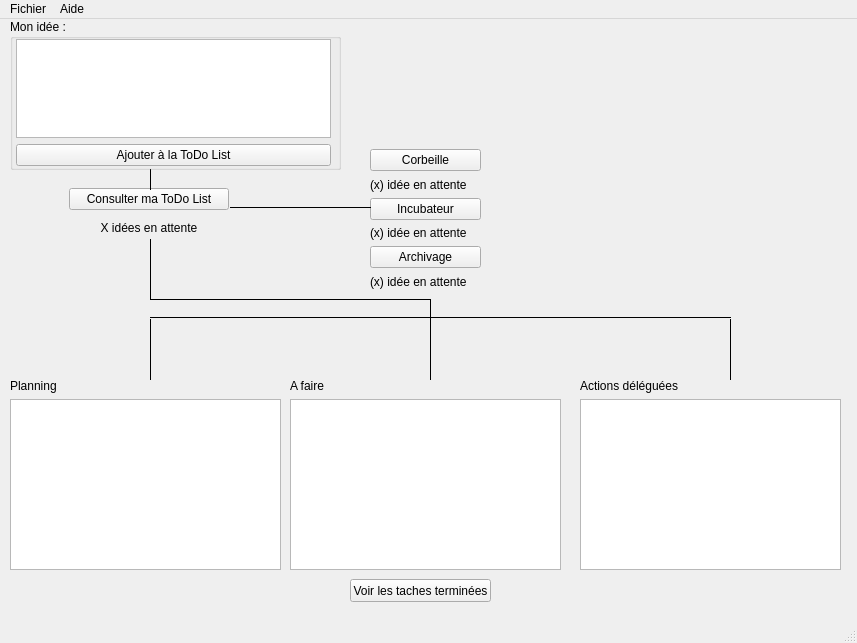
Qt form viewQtDesigner/mainView.ui (quintipio/gettingThingsDone) before a commit.
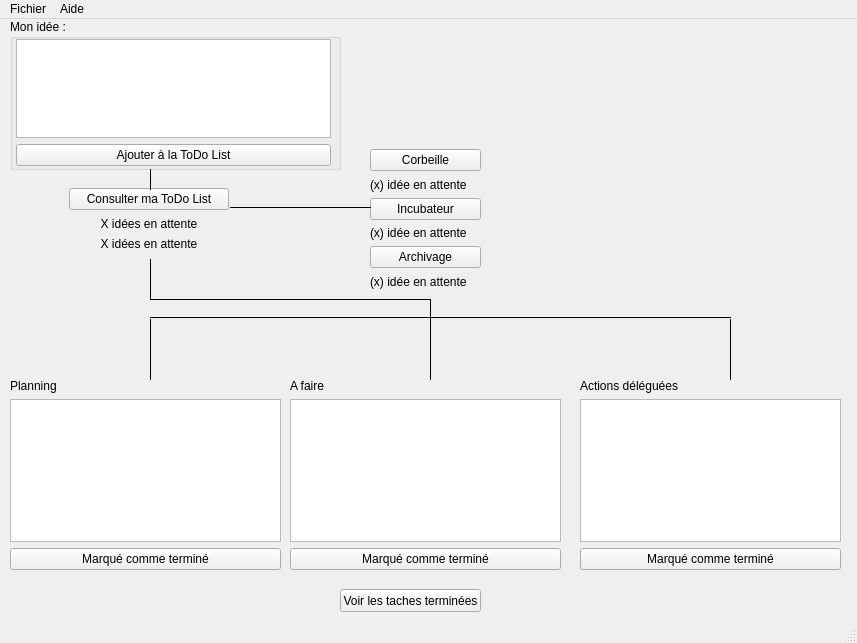
The same form after that commit.

The edit to the form file:
```diff
--- a/viewQtDesigner/mainView.ui
+++ b/viewQtDesigner/mainView.ui
@@ -32,7 +32,7 @@
       <x>69</x>
       <y>169</y>
       <width>160</width>
-      <height>51</height>
+      <height>63</height>
      </rect>
     </property>
     <layout class="QVBoxLayout" name="layoutToDoList">
@@ -53,6 +53,16 @@
        </property>
       </widget>
      </item>
+     <item>
+      <widget class="QLabel" name="labelCompteurIdee_bis">
+       <property name="text">
+        <string>X idées en attente</string>
+       </property>
+       <property name="alignment">
+        <set>Qt::AlignCenter</set>
+       </property>
+      </widget>
+     </item>
     </layout>
    </widget>
    <widget class="QWidget" name="verticalLayoutWidget_2">
@@ -142,7 +152,21 @@
       </widget>
      </item>
      <item>
-      <widget class="QColumnView" name="columnDelegue"/>
+      <widget class="QListView" name="listDelegue">
+       <property name="editTriggers">
+        <set>QAbstractItemView::NoEditTriggers</set>
+       </property>
+       <property name="wordWrap">
+        <bool>true</bool>
+       </property>
+      </widget>
+     </item>
+     <item>
+      <widget class="QPushButton" name="buttonTermineDelegue">
+       <property name="text">
+        <string>Marqué comme terminé</string>
+       </property>
+      </widget>
      </item>
     </layout>
    </widget>
@@ -164,7 +188,21 @@
       </widget>
      </item>
      <item>
-      <widget class="QColumnView" name="columnAFaire"/>
+      <widget class="QListView" name="listTodo">
+       <property name="editTriggers">
+        <set>QAbstractItemView::NoEditTriggers</set>
+       </property>
+       <property name="wordWrap">
+        <bool>true</bool>
+       </property>
+      </widget>
+     </item>
+     <item>
+      <widget class="QPushButton" name="buttonTerminerTodo">
+       <property name="text">
+        <string>Marqué comme terminé</string>
+       </property>
+      </widget>
      </item>
     </layout>
    </widget>
@@ -186,7 +224,21 @@
       </widget>
      </item>
      <item>
-      <widget class="QColumnView" name="columnPlanning"/>
+      <widget class="QListView" name="listPlanifier">
+       <property name="editTriggers">
+        <set>QAbstractItemView::NoEditTriggers</set>
+       </property>
+       <property name="wordWrap">
+        <bool>true</bool>
+       </property>
+      </widget>
+     </item>
+     <item>
+      <widget class="QPushButton" name="buttonTerminerPlanifier">
+       <property name="text">
+        <string>Marqué comme terminé</string>
+       </property>
+      </widget>
      </item>
     </layout>
    </widget>
@@ -274,9 +326,9 @@
     <property name="geometry">
      <rect>
       <x>140</x>
-      <y>220</y>
+      <y>240</y>
       <width>20</width>
-      <height>61</height>
+      <height>41</height>
      </rect>
     </property>
     <property name="frameShadow">
@@ -362,8 +414,8 @@
    <widget class="QPushButton" name="buttonTacehFini">
     <property name="geometry">
      <rect>
-      <x>350</x>
-      <y>560</y>
+      <x>340</x>
+      <y>570</y>
       <width>141</width>
       <height>23</height>
      </rect>
```
Left out of the diff: 13 changed lines with no effect on the pictures.
